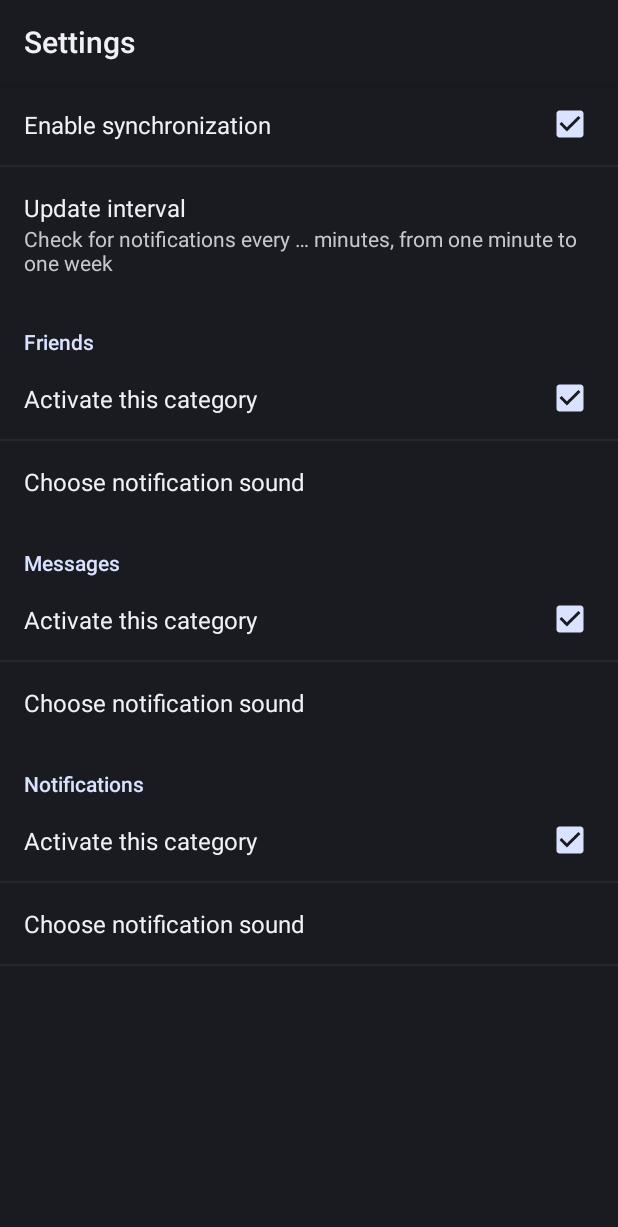
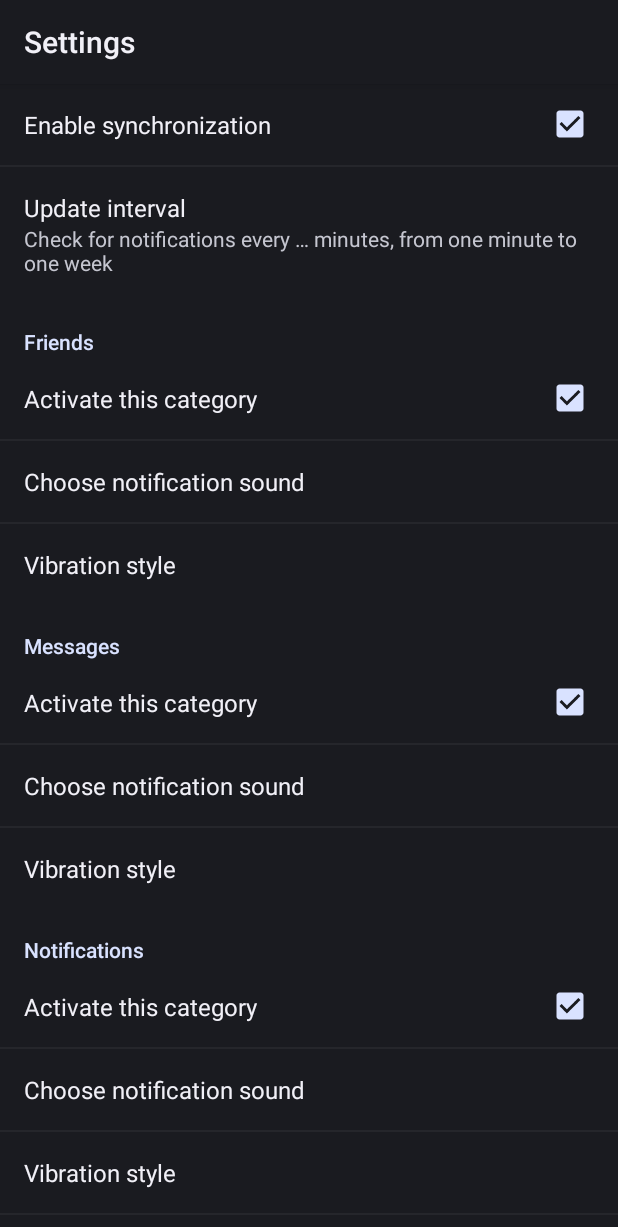
Before and after one commit to gsurrel/FacebookNotifications, an Android app: the PrefsActivity screen opened directly, with no data from a screen before it, on a phone screen of 412 x 824 dp. Shown: the top 1227 px of the screen. Run offline under Robolectric (Android 15) with nearby library versions, the phone set to English and light mode, and no system bars.

Commit message:
Version 1.6.5: Added vibration control, Settings panel disabled irrelevant features

```diff
--- a/app/build.gradle
+++ b/app/build.gradle
@@ -7,8 +7,8 @@ android {
         applicationId "org.surrel.facebooknotifications"
         minSdkVersion 17
         targetSdkVersion 23
-        versionCode 7
-        versionName '1.6.4'
+        versionCode 8
+        versionName '1.6.5'
     }
     buildTypes {
         release {
--- /dev/null
+++ b/app/src/main/res/values/arrays.xml
@@ -0,0 +1,18 @@
+<?xml version="1.0" encoding="utf-8"?>
+<resources xmlns:tools="http://schemas.android.com/tools">
+	<string-array name="notification_vibrate_entries">
+		<item>@string/vibrate_none</item>
+		<item>@string/vibrate_short</item>
+		<item>@string/vibrate_long</item>
+		<item>@string/vibrate_double</item>
+		<item>@string/vibrate_double_long</item>
+	</string-array>
+	<string-array name="notification_vibrate_entriesValues"
+	              tools:ignore="MissingTranslation">
+		<item>vibrate_none</item>
+		<item>vibrate_short</item>
+		<item>vibrate_long</item>
+		<item>vibrate_double</item>
+		<item>vibrate_double_long</item>
+	</string-array>
+</resources>
--- a/app/src/main/res/values/strings.xml
+++ b/app/src/main/res/values/strings.xml
@@ -24,5 +24,12 @@
 	<string name="update_interval">Update interval</string>
 	<string name="enter_minutes">Approximate update time (in minutes)</string>
 	<string name="update_interval_summary">Check for notifications every … minutes, from one minute to one week</string>
+	<string name="notification_vibrate_choice">Vibration style</string>
+
+	<string name="vibrate_none">No vibration</string>
+	<string name="vibrate_short">Normal vibration</string>
+	<string name="vibrate_long">Strong vibration</string>
+	<string name="vibrate_double">Double vibration</string>
+	<string name="vibrate_double_long">Strong double vibration</string>
 
 </resources>
--- a/app/src/main/res/xml/preferences.xml
+++ b/app/src/main/res/xml/preferences.xml
@@ -4,19 +4,21 @@
 
 	<CheckBoxPreference
 		android:defaultValue="true"
-		android:key="@string/enable_notification_synchro"
+		android:key="enable_notification_synchro"
 		android:title="@string/enable_notification_synchro"/>
 
 	<EditTextPreference
+		android:dependency="enable_notification_synchro"
 		android:defaultValue="5"
 		android:dialogTitle="@string/enter_minutes"
 		android:inputType="number"
-		android:key="@string/update_interval"
+		android:key="update_interval"
 		android:summary="@string/update_interval_summary"
 		android:title="@string/update_interval"
 		/>
 
 	<PreferenceCategory
+		android:dependency="enable_notification_synchro"
 		android:key="@string/friends"
 		android:title="@string/friends">
 		<CheckBoxPreference
@@ -24,12 +26,22 @@
 			android:key="notification_friends"
 			android:title="@string/notification_category_activate"/>
 		<RingtonePreference
+			android:dependency="notification_friends"
 			android:key="notification_sound_choice_friends"
 			android:ringtoneType="notification"
 			android:title="@string/notification_sound_choice"/>
+		<ListPreference
+			android:dependency="notification_friends"
+			android:key="notification_vibrate_choice_friends"
+			android:title="@string/notification_vibrate_choice"
+			android:dialogTitle="@string/notification_vibrate_choice"
+			android:entries="@array/notification_vibrate_entries"
+			android:entryValues="@array/notification_vibrate_entriesValues"
+			android:defaultValue="vibrate_short" />
 	</PreferenceCategory>
 
 	<PreferenceCategory
+		android:dependency="enable_notification_synchro"
 		android:key="@string/messages"
 		android:title="@string/messages">
 		<CheckBoxPreference
@@ -40,9 +52,18 @@
 			android:key="notification_sound_choice_messages"
 			android:ringtoneType="notification"
 			android:title="@string/notification_sound_choice"/>
+		<ListPreference
+			android:dependency="notification_messages"
+			android:key="notification_vibrate_choice_messages"
+			android:title="@string/notification_vibrate_choice"
+			android:dialogTitle="@string/notification_vibrate_choice"
+			android:entries="@array/notification_vibrate_entries"
+			android:entryValues="@array/notification_vibrate_entriesValues"
+			android:defaultValue="vibrate_double" />
 	</PreferenceCategory>
 
 	<PreferenceCategory
+		android:dependency="enable_notification_synchro"
 		android:key="@string/notifications"
 		android:title="@string/notifications">
 		<CheckBoxPreference
@@ -53,6 +74,14 @@
 			android:key="notification_sound_choice_notifications"
 			android:ringtoneType="notification"
 			android:title="@string/notification_sound_choice"/>
+		<ListPreference
+			android:dependency="notification_notifications"
+			android:key="notification_vibrate_choice_notifications"
+			android:title="@string/notification_vibrate_choice"
+			android:dialogTitle="@string/notification_vibrate_choice"
+			android:entries="@array/notification_vibrate_entries"
+			android:entryValues="@array/notification_vibrate_entriesValues"
+			android:defaultValue="vibrate_short" />
 	</PreferenceCategory>
 
 </PreferenceScreen>
```
Also changed, not shown: app/src/main/AndroidManifest.xml (+31 -0 lines), app/src/main/java/org/surrel/facebooknotifications/UpdateService.java (+43 -6 lines), 4 other files. Lines whose indentation alone changed are shown as unchanged.
